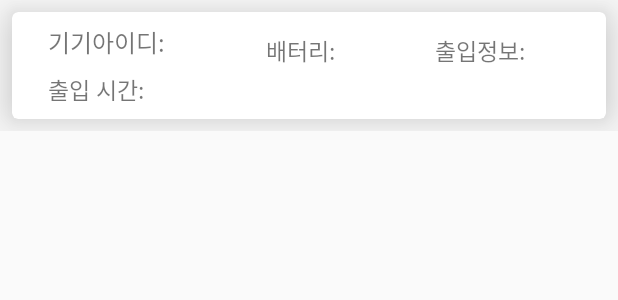
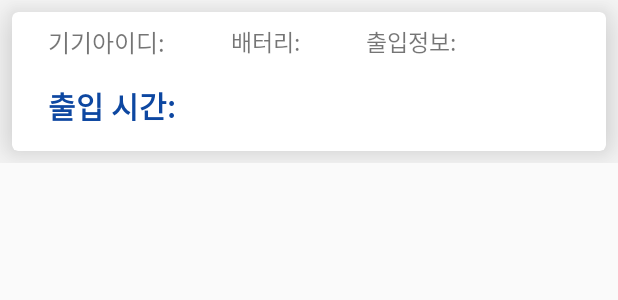
Before and after one commit to Danny-Kwon/Gavengers, an Android app: the layout list_item.xml on its own in the app's theme, with its tools: preview values and no code run, on a phone screen of 412 x 824 dp. Shown: the top 300 px of the screen. Run offline under Robolectric (Android 15) with nearby library versions, the phone set to English and light mode, and no system bars.

Commit message:
- retrofit 호출 값 보여주는 텍스트뷰 수정 - 알람 메시지 내용 수정

```diff
--- a/app/src/main/java/com/example/gavengers/alarm/AlarmReceiver.kt
+++ b/app/src/main/java/com/example/gavengers/alarm/AlarmReceiver.kt
@@ -9,10 +9,11 @@ import androidx.core.app.NotificationCompat
 import androidx.core.app.NotificationManagerCompat
 import com.example.gavengers.activity.DBViewActivity
 import com.example.gavengers.R
+import com.example.gavengers.sharedpreferences.PreferencesUtil
 
 class AlarmReceiver : BroadcastReceiver() {
     override fun onReceive(context: Context?, intent: Intent?) {
-
+        val prefs = context?.let { PreferencesUtil(it) }
         val i = Intent(context, DBViewActivity::class.java).apply {
             flags = Intent.FLAG_ACTIVITY_NEW_TASK or Intent.FLAG_ACTIVITY_CLEAR_TASK
         }
@@ -24,7 +25,8 @@ class AlarmReceiver : BroadcastReceiver() {
 
         val builder = NotificationCompat.Builder(context!!, "mychannel01").apply{
             setSmallIcon(R.drawable.clock_black)
-            setContentTitle("우리가족지킴이 알람!")
+            setContentTitle("우리가족지킴이")
+            setContentText("${prefs?.getString("name", "이름 오류")}님 ${prefs?.getString("ConnectedID", "기기값 오류")}기기의 출입 내역을 확인해주세요.")
             setAutoCancel(true)
             setDefaults(NotificationCompat.DEFAULT_ALL)
             priority = NotificationCompat.PRIORITY_HIGH
--- a/app/src/main/java/com/example/gavengers/network/APIS.kt
+++ b/app/src/main/java/com/example/gavengers/network/APIS.kt
@@ -68,7 +68,7 @@ interface APIS {
     ): Call<ArrayList<Sensing>>
 
     companion object { // static 처럼 공유객체로 사용가능함. 모든 인스턴스가 공유하는 객체로서 동작함.
-        private const val BASE_URL = "http://192.168.0.7:8080/" // 주소
+        private const val BASE_URL = "http://172.30.1.57:8080/" // 주소
 
         fun create(): APIS {
             val gson :Gson = GsonBuilder().setLenient().create()
--- a/app/src/main/res/layout/activity_dbview.xml
+++ b/app/src/main/res/layout/activity_dbview.xml
@@ -46,19 +46,20 @@
             app:layout_constraintTop_toTopOf="parent"
             app:layout_constraintVertical_bias="0.0" />
     </androidx.cardview.widget.CardView>
+
     <androidx.constraintlayout.widget.Guideline
         android:id="@+id/guideline2"
         android:layout_width="wrap_content"
         android:layout_height="wrap_content"
         android:orientation="vertical"
-        app:layout_constraintGuide_begin="205dp" />
+        app:layout_constraintGuide_end="206dp" />
 
     <androidx.constraintlayout.widget.Guideline
         android:id="@+id/guideline4"
         android:layout_width="wrap_content"
         android:layout_height="wrap_content"
         android:orientation="vertical"
-        app:layout_constraintGuide_end="311dp" />
+        app:layout_constraintGuide_end="309dp" />
 
     <androidx.constraintlayout.widget.Guideline
         android:id="@+id/guideline13"
--- a/app/src/main/res/layout/activity_second.xml
+++ b/app/src/main/res/layout/activity_second.xml
@@ -28,11 +28,12 @@
         android:layout_width="match_parent"
         android:layout_height="wrap_content"
         android:layout_marginLeft="2dp"
-        android:layout_marginTop="2dp"
+        android:layout_marginTop="10dp"
         android:fontFamily="@font/nixgon_m"
+        android:textAlignment="center"
         android:text=""
         android:textColor="#000000"
-        android:textSize="15sp"
+        android:textSize="20sp"
         app:layout_constraintLeft_toLeftOf="parent"
         app:layout_constraintRight_toRightOf="parent"
         app:layout_constraintTop_toBottomOf="@id/LL4" />
--- a/app/src/main/res/layout/list_item.xml
+++ b/app/src/main/res/layout/list_item.xml
@@ -41,11 +41,13 @@
                 android:id="@+id/time_info"
                 android:layout_width="wrap_content"
                 android:layout_height="wrap_content"
-                android:layout_marginTop="8dp"
-                android:layout_marginBottom="8dp"
+                android:layout_marginTop="15dp"
+                android:layout_marginBottom="15dp"
                 android:fontFamily="@font/nixgon_m"
+                android:textColor="@color/dark_blue"
+                android:textStyle="bold"
                 android:text="출입 시간: "
-                android:textSize="15sp"
+                android:textSize="20sp"
                 app:layout_constraintBottom_toBottomOf="parent"
                 app:layout_constraintStart_toStartOf="@+id/device_id"
                 app:layout_constraintTop_toBottomOf="@+id/device_id" />
@@ -54,12 +56,11 @@
                 android:id="@+id/power_info"
                 android:layout_width="wrap_content"
                 android:layout_height="wrap_content"
-
+                android:layout_marginTop="8dp"
                 android:layout_marginBottom="20dp"
                 android:text="배터리: "
                 android:textSize="15sp"
-                app:layout_constraintBottom_toBottomOf="parent"
-                app:layout_constraintEnd_toStartOf="@+id/in_out_info"
+                android:layout_marginStart="40dp"
                 app:layout_constraintStart_toEndOf="@+id/device_id"
                 app:layout_constraintTop_toTopOf="parent" />
 
@@ -67,12 +68,11 @@
                 android:id="@+id/in_out_info"
                 android:layout_width="wrap_content"
                 android:layout_height="wrap_content"
-                android:layout_marginEnd="50dp"
-                android:layout_marginBottom="20dp"
+                android:layout_marginTop="8dp"
                 android:text="출입정보: "
                 android:textSize="15sp"
-                app:layout_constraintBottom_toBottomOf="parent"
-                app:layout_constraintEnd_toEndOf="parent"
+                android:layout_marginStart="40dp"
+                app:layout_constraintStart_toEndOf="@id/power_info"
                 app:layout_constraintTop_toTopOf="parent" />
         </androidx.constraintlayout.widget.ConstraintLayout>
     </androidx.cardview.widget.CardView>
--- a/app/src/main/res/values/colors.xml
+++ b/app/src/main/res/values/colors.xml
@@ -10,4 +10,5 @@
     <color name="grey">#424242</color>
     <color name="light_green">#98ee99</color>
     <color name="light_blue">#2196F3</color>
+    <color name="dark_blue">#0D47A1</color>
 </resources>
```
